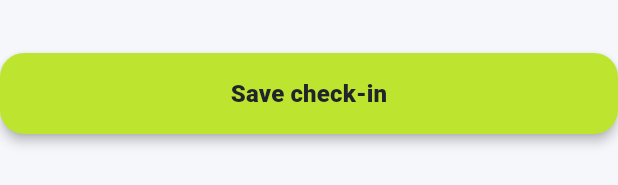
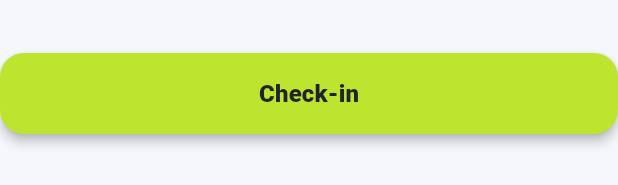
Before and after one commit to ARTYzz/Recovery-Score-Project, a Flutter app: the MorningScreen widget shown alone on an empty page, opened directly with empty values, on a phone screen of 412 x 824 dp. Shown: the part 1015-1200 px from the top of the screen. Run offline on Flutter 3.47's test engine with Material 3 defaults, Android fonts, the phone set to English and light mode, and no system bars; our stand-ins replace file_picker, image_picker, shared_preferences, sqflite_sqlcipher; missing offline and left inert: cryptography, health; accounts and stored records are empty.

Commit message:
Shorten morning check-in button label

```diff
--- a/lib/ui/screens/log_screens.dart
+++ b/lib/ui/screens/log_screens.dart
@@ -183,7 +183,7 @@ class _MorningScreenState extends State<MorningScreen> {
           title: const Text('New symptoms after head contact?',
               style: TextStyle(fontSize: 13, fontWeight: FontWeight.w700))),
       const SizedBox(height: 25),
-      PrimaryButton('Save check-in', onPressed: () async {
+      PrimaryButton('Check-in', onPressed: () async {
         try {
           await widget.controller.saveMorning(MorningCheckIn(
               date: widget.controller.data!.currentDay,
```
